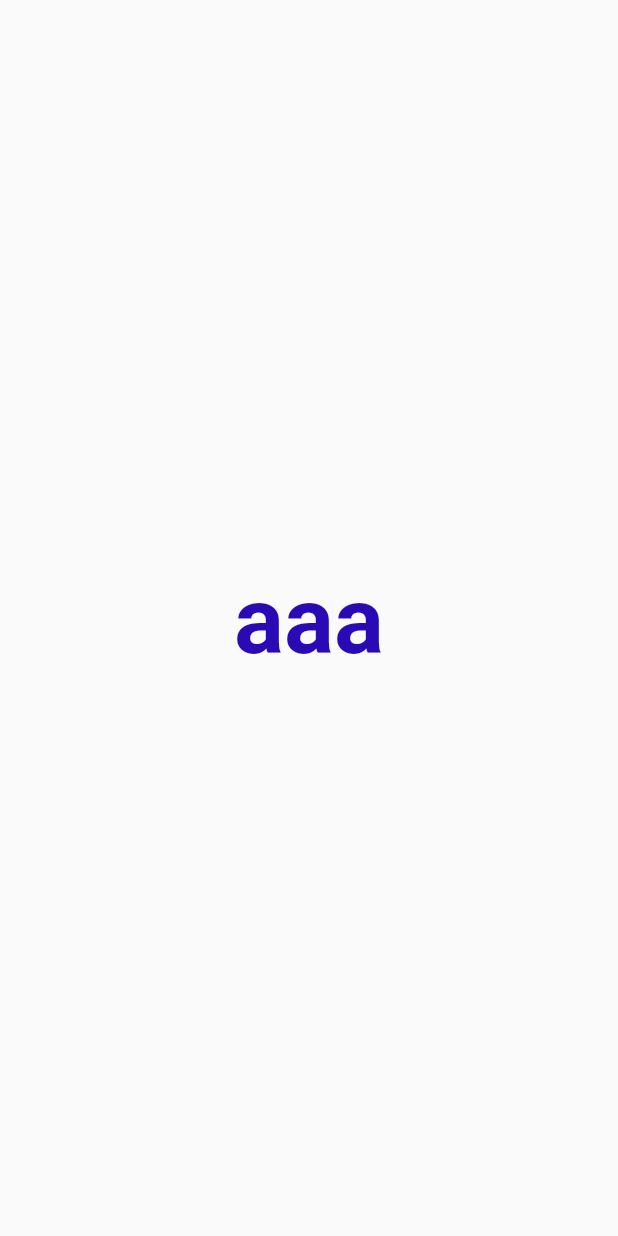
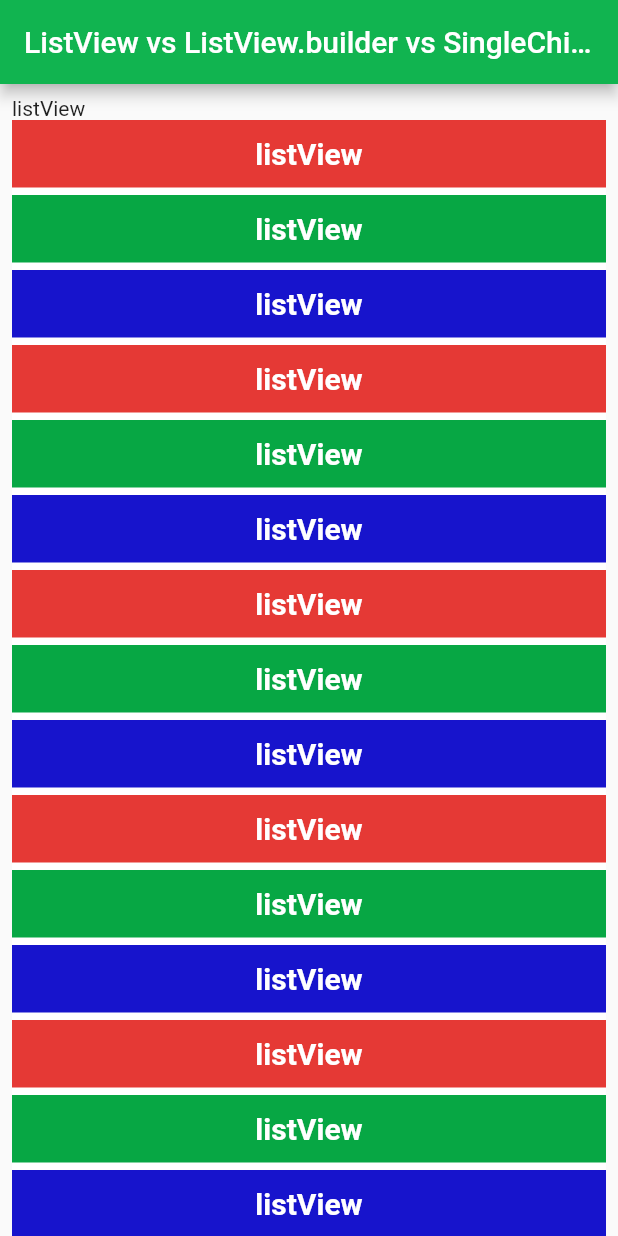
Before and after one commit to dabuzida/fluttermon, a Flutter app: the screen it shows after launch, on a phone screen of 412 x 824 dp. Run offline on Flutter 3.47's test engine with Material 2 defaults, Android fonts, the phone set to English and light mode, and no system bars.

Commit message:
ListView, ListView.builder, SingleChildScrollView

```diff
--- a/lib/main.dart
+++ b/lib/main.dart
@@ -10,7 +10,7 @@ void showBaselines() {
 }
 
 void main() {
-  showLayoutGuidelines();
+  // showLayoutGuidelines();
   // showBaselines();
   return runApp(MyApp());
 }
@@ -19,97 +19,147 @@ class MyApp extends StatelessWidget {
   const MyApp({Key? key}) : super(key: key);
   @override
   Widget build(BuildContext context) {
-    return const MaterialApp(
+    final List<String> entries = <String>['A', 'B', 'C'];
+    final List<int> colorCodes = <int>[600, 500, 100];
+
+    Widget listView = ListView(
+      padding: const EdgeInsets.all(8),
+      children: <Widget>[
+        Text('listView'),
+        for (var i = 0; i < 2000; i++) item('listView'),
+      ],
+    );
+    final List<String> color = <String>['red', 'blue', 'green'];
+    Widget listViewBuilder = ListView.builder(
+      padding: const EdgeInsets.all(8),
+      itemCount: 6000,
+      itemBuilder: (BuildContext context, int index) {
+        return Container(
+          decoration: const BoxDecoration(
+            color: Color.fromARGB(255, 23, 20, 204),
+            // color: Colors.'${color}',
+            border: Border(
+              bottom: BorderSide(
+                color: Colors.white,
+                width: 5,
+                style: BorderStyle.solid,
+              ),
+            ),
+          ),
+          height: 50,
+          child: const Center(
+            child: Text(
+              'listViewBuilder',
+              style: TextStyle(
+                fontSize: 20,
+                fontWeight: FontWeight.w700,
+                color: Colors.white,
+              ),
+            ),
+          ),
+        );
+      },
+    );
+    Widget singleChildScrollView = SingleChildScrollView(
+      padding: const EdgeInsets.all(8),
+      child: Column(
+        children: [
+          Text('singleChildScrollView'),
+          for (var i = 0; i < 5000; i++) item('singleChildScrollView'),
+        ],
+      ),
+    );
+
+    return MaterialApp(
       // debugShowCheckedModeBanner: false,
-      title: 'NAVER',
+      title: 'f-mon',
       home: Scaffold(
-        body: Center(
-          child: SizedBox(
-            width: 100,
-            height: 100,
-            child: FittedBox(
-              // fit: BoxFit.contain,
-              // fit: BoxFit.cover,
-              // fit: BoxFit.fill,
-              // fit: BoxFit.fitHeight,
-              // fit: BoxFit.fitWidth,
-              // fit: BoxFit.scaleDown,
-              // fit: BoxFit.none,
+        appBar: AppBar(
+          title: const Text('ListView vs ListView.builder vs SingleChildScrollView+Column'),
+          backgroundColor: const Color.fromARGB(255, 17, 180, 80),
+          centerTitle: true,
+          // elevation: 0,
+        ),
+        body: listView,
+        // body: listViewBuilder,
+        // body: singleChildScrollView,
+      ),
+    );
+  }
+
+  Widget item(String identifierText) {
+    return Column(
+      children: <Widget>[
+        Container(
+          decoration: BoxDecoration(
+            color: Colors.red[600],
+            border: const Border(
+              bottom: BorderSide(
+                color: Colors.white,
+                width: 5,
+                style: BorderStyle.solid,
+              ),
+            ),
+          ),
+          height: 50,
+          child: Center(
             child: Text(
-                'aaa',
+              identifierText,
               style: TextStyle(
-                  height: 1.3,
-                  fontSize: 50,
+                fontSize: 20,
                 fontWeight: FontWeight.w700,
-                  color: Color.fromARGB(255, 41, 10, 180),
+                color: Colors.white,
               ),
             ),
           ),
         ),
-        ),
-
-        /* SingleChildScrollView(
-          child: Container(
-            // padding: EdgeInsets.fromLTRB(50),
-            // margin: EdgeInsets.fromLTRB(1,1,1,),
+        Container(
+          decoration: const BoxDecoration(
+            color: Color.fromARGB(255, 7, 167, 68),
+            border: Border(
+              bottom: BorderSide(
                 color: Colors.white,
-            height: 1100,
-            child: Column(
-              children: [
-                Expanded(
-                  flex: 11,
-                  child: Container(
-                    margin: EdgeInsets.fromLTRB(356.5, 0, 356.5, 0),
-                    padding: EdgeInsets.fromLTRB(30, 0, 30, 0),
-                    child: Row(
-                      children: [
-                        Text('d'),
-                      ],
+                width: 5,
+                style: BorderStyle.solid,
               ),
             ),
           ),
-                Expanded(
-                  flex: 3,
-                  child: Container(
-                    child: Row(
-                      children: [
-                        Text('d'),
-                      ],
+          height: 50,
+          child: Center(
+            child: Text(
+              identifierText,
+              style: TextStyle(
+                fontSize: 20,
+                fontWeight: FontWeight.w700,
+                color: Colors.white,
               ),
             ),
           ),
-                Expanded(
-                  flex: 20,
-                  child: Container(
-                    child: Row(
-                      children: [
-                        Text('d'),
-                      ],
+        ),
+        Container(
+          decoration: const BoxDecoration(
+            color: Color.fromARGB(255, 23, 20, 204),
+            border: Border(
+              bottom: BorderSide(
+                color: Colors.white,
+                width: 5,
+                style: BorderStyle.solid,
               ),
             ),
           ),
-                Expanded(
-                  flex: 10,
-                  child: Container(
-                    child: Row(
-                      children: [
-                        Text('d'),
-                      ],
+          height: 50,
+          child: Center(
+            child: Text(
+              identifierText,
+              style: TextStyle(
+                fontSize: 20,
+                fontWeight: FontWeight.w700,
+                color: Colors.white,
               ),
             ),
           ),
-                // Column(children: [
-                //   Text('ddddddddddddddddddddddddddd',
-                //       style: const TextStyle(
-                //         fontSize: 100,
-                //         letterSpacing: 1,
-                //       ))
-                // ]),
+        ),
       ],
-            ),
-          ),
-        ), */
-      ),
     );
   }
 }
```
Lines whose indentation alone changed are shown as unchanged.
